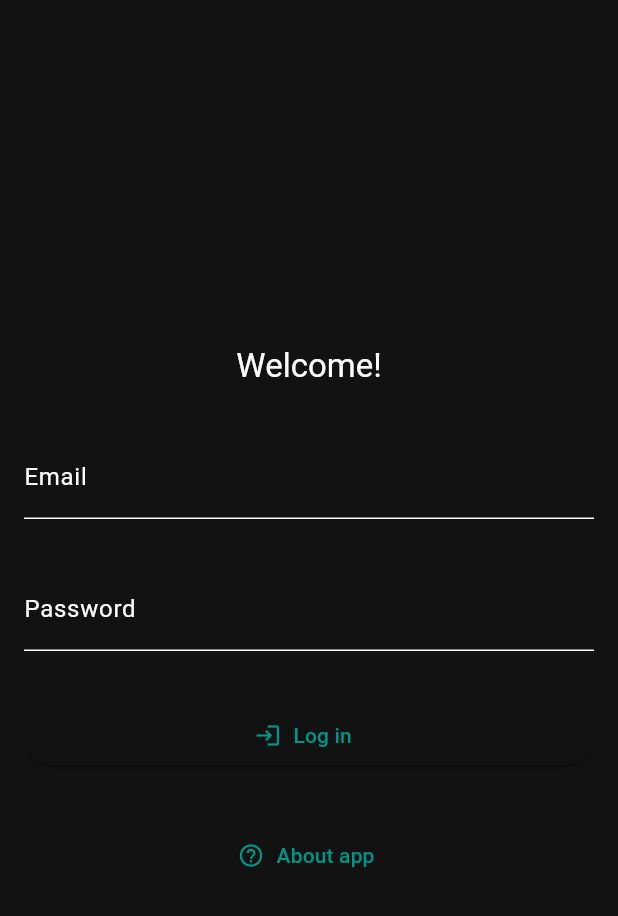
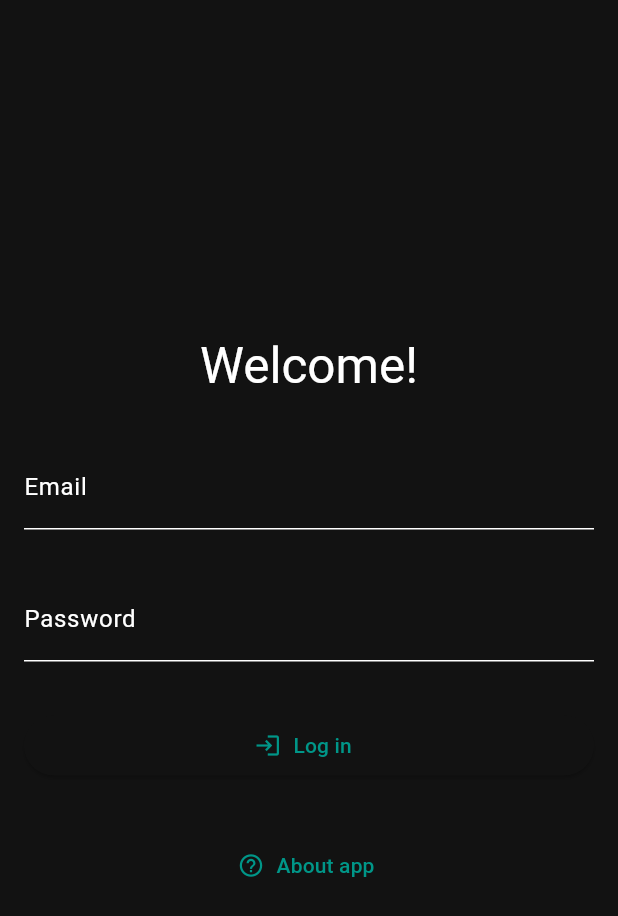
Before and after one commit to GabPSS/workday, a Flutter app: the screen it shows after launch, on a phone screen of 412 x 824 dp. Shown: the top 916 px of the screen. Run offline on Flutter 3.47's test engine with Material 3 defaults, Android fonts, the phone set to English and light mode, and no system bars; our stand-ins replace date_field, share_plus, supabase_flutter; accounts and stored records are empty; generated files the repository leaves out were written again.

Commit message:
Minor updates & refactoring

```diff
--- a/lib/ui/login_page.dart
+++ b/lib/ui/login_page.dart
@@ -41,7 +41,8 @@ class _LoginPageState extends State<LoginPage> {
                               .colorScheme
                               .background
                               .withOpacity(0.8),
-                          borderRadius: BorderRadius.all(Radius.circular(20)),
+                          borderRadius:
+                              const BorderRadius.all(Radius.circular(20)),
                         ),
                         child: Padding(
                           padding: const EdgeInsets.all(16.0),
@@ -67,6 +68,7 @@ class _LoginPageState extends State<LoginPage> {
           child: Text(
             AppLocalizations.of(context)!.welcomeGreeting,
             style: Theme.of(context).textTheme.titleLarge,
+            textScaleFactor: 1.5,
           ),
         ),
         Padding(
@@ -92,7 +94,7 @@ class _LoginPageState extends State<LoginPage> {
             mainAxisAlignment: MainAxisAlignment.center,
             children: [
               if (attemptingLogin)
-                CircularProgressIndicator()
+                const CircularProgressIndicator()
               else
                 Expanded(
                   child: ElevatedButton.icon(
```
Also changed, not shown: 1 other file.
